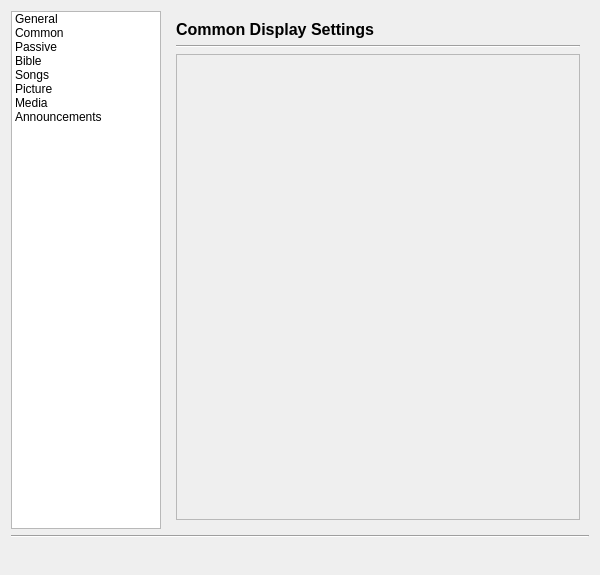
This is src/settingsdialog.ui in SoftProjector/src as Qt 5 draws it before an edit. The edited form follows.
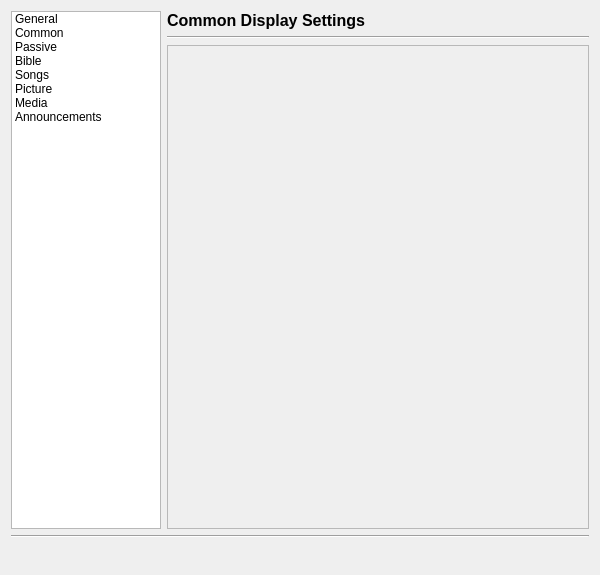
This is the edited form. The open tabs and pages were chosen to show the change. Icons and pictures are not drawn.

Commit message: Updated Settings dialog

The edit to the form file:
```diff
--- a/src/settingsdialog.ui
+++ b/src/settingsdialog.ui
@@ -188,6 +188,18 @@
      </widget>
      <widget class="QWidget" name="common">
       <layout class="QVBoxLayout" name="verticalLayout_8">
+       <property name="leftMargin">
+        <number>0</number>
+       </property>
+       <property name="topMargin">
+        <number>0</number>
+       </property>
+       <property name="rightMargin">
+        <number>0</number>
+       </property>
+       <property name="bottomMargin">
+        <number>0</number>
+       </property>
        <item>
         <widget class="QLabel" name="label_11">
          <property name="font">
@@ -222,8 +234,8 @@
            <rect>
             <x>0</x>
             <y>0</y>
-            <width>98</width>
-            <height>28</height>
+            <width>424</width>
+            <height>484</height>
            </rect>
           </property>
          </widget>
```
Left out of the diff: 25 changed lines with no effect on the pictures. The commit also changes 5 other files.
